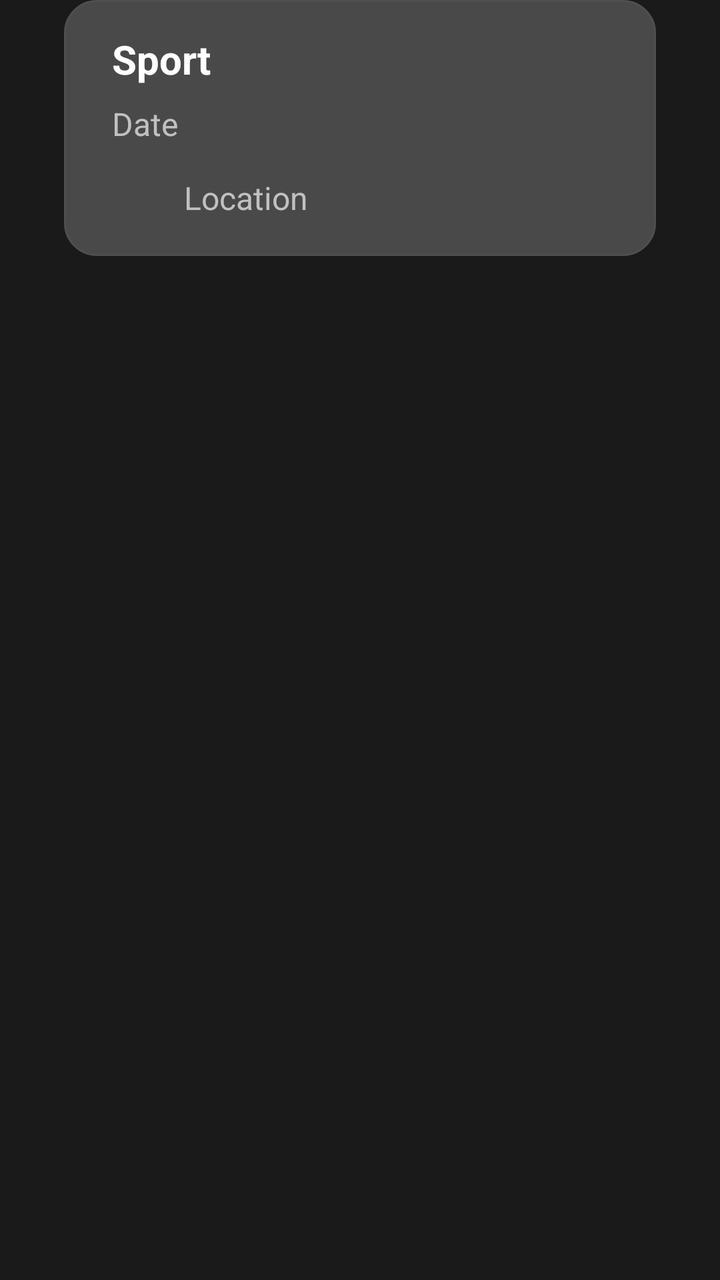
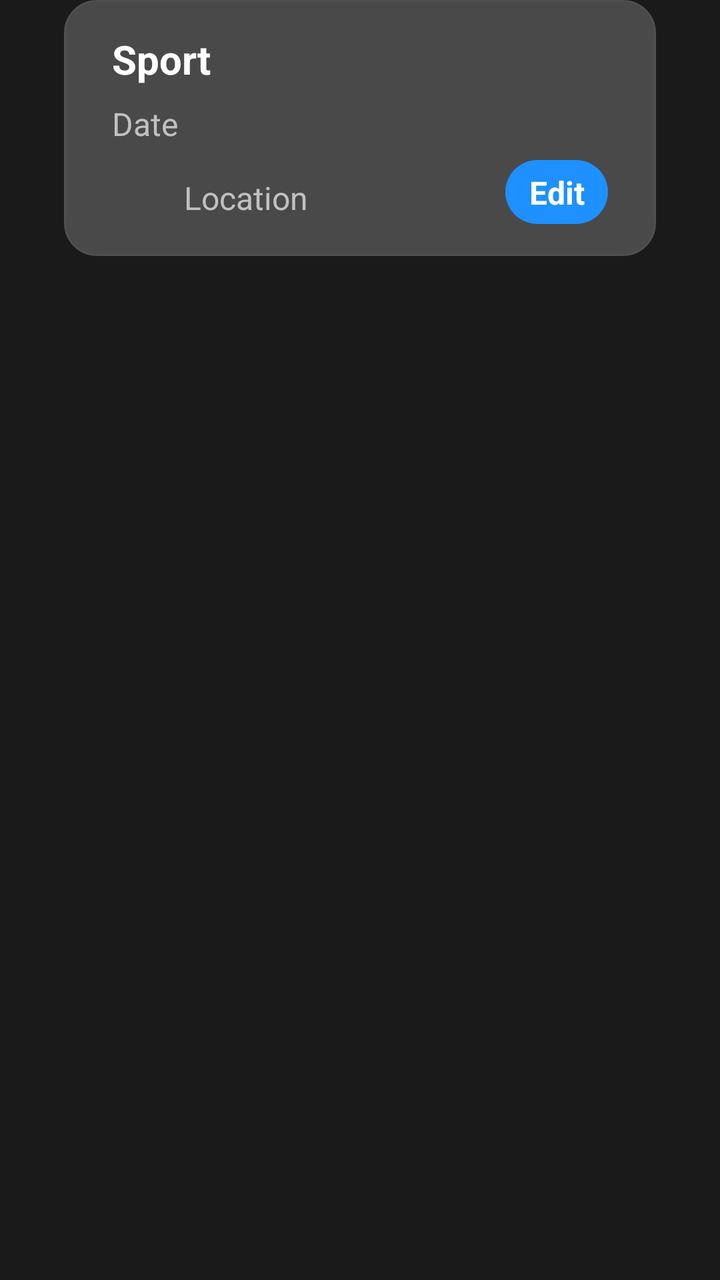

Compare the two renders of this Android layout. The source of the first and the diff that turns it into the second are given below.
<!-- AndroidManifest.xml: application theme Theme.AppCompat.Light.NoActionBar -->
<!-- res/layout/rv_match.xml -->
<?xml version="1.0" encoding="utf-8"?>
<androidx.constraintlayout.widget.ConstraintLayout xmlns:android="http://schemas.android.com/apk/res/android"
    xmlns:app="http://schemas.android.com/apk/res-auto"
    xmlns:tools="http://schemas.android.com/tools"
    android:layout_width="match_parent"
    android:layout_height="144dp"
    android:background="#1A1A1A">

    <LinearLayout
        android:id="@+id/sportButton"
        android:layout_width="0dp"
        android:layout_height="128dp"
        android:layout_marginStart="32dp"
        android:layout_marginTop="16dp"
        android:layout_marginEnd="32dp"
        android:background="@drawable/rounded_button_grey"
        android:gravity="center"
        android:orientation="horizontal"
        android:padding="12dp"
        app:layout_constraintEnd_toEndOf="parent"
        app:layout_constraintStart_toStartOf="parent"
        app:layout_constraintTop_toBottomOf="@+id/scheduledTV">

    </LinearLayout>

    <TextView
        android:id="@+id/sportText"
        android:layout_width="0dp"
        android:layout_height="wrap_content"
        android:layout_marginStart="24dp"
        android:layout_marginTop="16dp"
        android:text="Sport"
        android:textColor="#FFFFFF"
        android:textSize="20sp"
        android:textStyle="bold"
        app:layout_constraintStart_toStartOf="@+id/sportButton"
        app:layout_constraintTop_toTopOf="@+id/sportButton" />

    <ImageView
        android:id="@+id/sportIcon"
        android:layout_width="32dp"
        android:layout_height="32dp"
        android:layout_marginEnd="24dp"
        android:tint="#FFFFFF"
        app:layout_constraintBottom_toBottomOf="@+id/sportText"
        app:layout_constraintEnd_toEndOf="@+id/sportButton"
        app:layout_constraintTop_toTopOf="@+id/sportText"
        app:srcCompat="@drawable/padelicon" />

    <TextView
        android:id="@+id/dateText"
        android:layout_width="wrap_content"
        android:layout_height="wrap_content"
        android:layout_marginTop="8dp"
        android:text="Date"
        android:textColor="#C1C1C1"
        android:textSize="16sp"
        android:textStyle="normal"
        app:layout_constraintBottom_toBottomOf="@+id/dateButton"
        app:layout_constraintStart_toStartOf="@+id/sportText"
        app:layout_constraintTop_toBottomOf="@+id/sportText" />

    <TextView
        android:id="@+id/locationText"
        android:layout_width="wrap_content"
        android:layout_height="wrap_content"
        android:layout_marginStart="16dp"
        android:text="Location"
        android:textColor="#C1C1C1"
        android:textSize="16sp"
        android:textStyle="normal"
        app:layout_constraintBottom_toBottomOf="@+id/locationIcon"
        app:layout_constraintStart_toEndOf="@+id/locationIcon"
        app:layout_constraintTop_toTopOf="@+id/locationIcon" />

    <ImageView
        android:id="@+id/locationIcon"
        android:layout_width="20dp"
        android:layout_height="20dp"
        android:layout_marginTop="16dp"
        android:tint="#FFFFFF"
        app:layout_constraintBottom_toBottomOf="@+id/locationButton"
        app:layout_constraintStart_toStartOf="@+id/dateText"
        app:layout_constraintTop_toBottomOf="@+id/dateText"
        app:srcCompat="@drawable/locationicon" />

</androidx.constraintlayout.widget.ConstraintLayout>
<!-- resources referenced by this layout -->
<resources>
  <!-- drawable locationicon: png bitmap (drawable, 149905 bytes) -->
  <!-- drawable padelicon: png bitmap (drawable, 51341 bytes) -->
  <!-- drawable rounded_button_grey (drawable) -->
  <shape xmlns:android="http://schemas.android.com/apk/res/android">
      <solid android:color="#494949"/>
      <corners android:radius="16dp"/>
      <stroke
          android:width="1dp"
          android:color="#4F4F4F" />
      <padding
          android:left="16dp"
          android:right="16dp"
          android:top="10dp"
          android:bottom="10dp"/>
  </shape>
</resources>

<!-- the commit's change to res/layout/rv_match.xml (unified diff, before → after) -->
@@ -18,8 +18,7 @@
         android:orientation="horizontal"
         android:padding="12dp"
         app:layout_constraintEnd_toEndOf="parent"
-        app:layout_constraintStart_toStartOf="parent"
-        app:layout_constraintTop_toBottomOf="@+id/scheduledTV">
+        app:layout_constraintStart_toStartOf="parent">
 
     </LinearLayout>
 
@@ -29,10 +28,12 @@
         android:layout_height="wrap_content"
         android:layout_marginStart="24dp"
         android:layout_marginTop="16dp"
+        android:layout_marginEnd="16dp"
         android:text="Sport"
         android:textColor="#FFFFFF"
         android:textSize="20sp"
         android:textStyle="bold"
+        app:layout_constraintEnd_toStartOf="@+id/sportIcon"
         app:layout_constraintStart_toStartOf="@+id/sportButton"
         app:layout_constraintTop_toTopOf="@+id/sportButton" />
 
@@ -49,14 +50,14 @@
 
     <TextView
         android:id="@+id/dateText"
-        android:layout_width="wrap_content"
+        android:layout_width="0dp"
         android:layout_height="wrap_content"
         android:layout_marginTop="8dp"
         android:text="Date"
         android:textColor="#C1C1C1"
         android:textSize="16sp"
         android:textStyle="normal"
-        app:layout_constraintBottom_toBottomOf="@+id/dateButton"
+        app:layout_constraintEnd_toEndOf="@+id/sportIcon"
         app:layout_constraintStart_toStartOf="@+id/sportText"
         app:layout_constraintTop_toBottomOf="@+id/sportText" />
 
@@ -79,9 +80,80 @@
         android:layout_height="20dp"
         android:layout_marginTop="16dp"
         android:tint="#FFFFFF"
-        app:layout_constraintBottom_toBottomOf="@+id/locationButton"
         app:layout_constraintStart_toStartOf="@+id/dateText"
         app:layout_constraintTop_toBottomOf="@+id/dateText"
         app:srcCompat="@drawable/locationicon" />
 
+    <LinearLayout
+        android:id="@+id/leaveButton"
+        android:layout_width="wrap_content"
+        android:layout_height="32dp"
+        android:layout_marginEnd="24dp"
+        android:layout_marginBottom="16dp"
+        android:background="@drawable/rounded_button"
+        android:gravity="center"
+        android:orientation="horizontal"
+        android:padding="12dp"
+        android:visibility="gone"
+        app:layout_constraintBottom_toBottomOf="@+id/sportButton"
+        app:layout_constraintEnd_toEndOf="@+id/sportButton">
+
+        <TextView
+            android:layout_width="wrap_content"
+            android:layout_height="wrap_content"
+            android:text="Leave"
+            android:textColor="#FFFFFF"
+            android:textSize="16sp"
+            android:visibility="invisible" />
+    </LinearLayout>
+
+    <TextView
+        android:id="@+id/leaveText"
+        android:layout_width="wrap_content"
+        android:layout_height="wrap_content"
+        android:text="Leave"
+        android:textColor="#FFFFFF"
+        android:textSize="16sp"
+        android:textStyle="bold"
+        android:visibility="gone"
+        app:layout_constraintBottom_toBottomOf="@+id/leaveButton"
+        app:layout_constraintEnd_toEndOf="@+id/leaveButton"
+        app:layout_constraintStart_toStartOf="@+id/leaveButton"
+        app:layout_constraintTop_toTopOf="@+id/leaveButton" />
+
+    <LinearLayout
+        android:id="@+id/editButton"
+        android:layout_width="wrap_content"
+        android:layout_height="32dp"
+        android:layout_marginEnd="24dp"
+        android:layout_marginBottom="16dp"
+        android:background="@drawable/rounded_button"
+        android:gravity="center"
+        android:orientation="horizontal"
+        android:padding="12dp"
+        app:layout_constraintBottom_toBottomOf="@+id/sportButton"
+        app:layout_constraintEnd_toEndOf="@+id/sportButton">
+
+        <TextView
+            android:layout_width="wrap_content"
+            android:layout_height="wrap_content"
+            android:text="Edit"
+            android:textColor="#FFFFFF"
+            android:textSize="16sp"
+            android:visibility="invisible" />
+    </LinearLayout>
+
+    <TextView
+        android:id="@+id/editText"
+        android:layout_width="wrap_content"
+        android:layout_height="wrap_content"
+        android:text="Edit"
+        android:textColor="#FFFFFF"
+        android:textSize="16sp"
+        android:textStyle="bold"
+        app:layout_constraintBottom_toBottomOf="@+id/editButton"
+        app:layout_constraintEnd_toEndOf="@+id/editButton"
+        app:layout_constraintStart_toStartOf="@+id/editButton"
+        app:layout_constraintTop_toTopOf="@+id/editButton" />
+
 </androidx.constraintlayout.widget.ConstraintLayout>
<!-- resource entries referenced after the edit -->
@@ -2,6 +2,16 @@
 <resources>
   <!-- drawable locationicon: png bitmap (drawable, 149905 bytes) -->
   <!-- drawable padelicon: png bitmap (drawable, 51341 bytes) -->
+  <!-- drawable rounded_button (drawable) -->
+  <shape xmlns:android="http://schemas.android.com/apk/res/android">
+      <solid android:color="#1E90FF"/>
+      <corners android:radius="16dp"/>
+      <padding
+          android:left="16dp"
+          android:right="16dp"
+          android:top="10dp"
+          android:bottom="10dp"/>
+  </shape>
   <!-- drawable rounded_button_grey (drawable) -->
   <shape xmlns:android="http://schemas.android.com/apk/res/android">
       <solid android:color="#494949"/>
